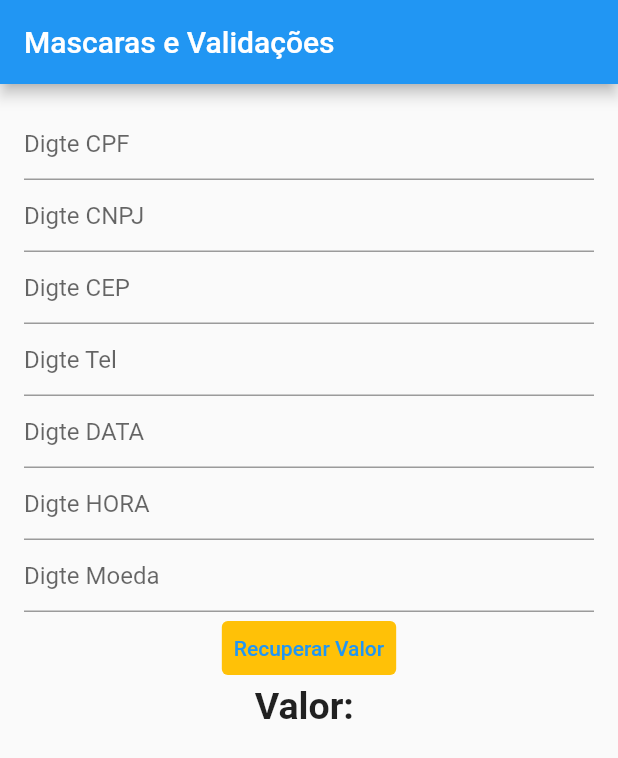
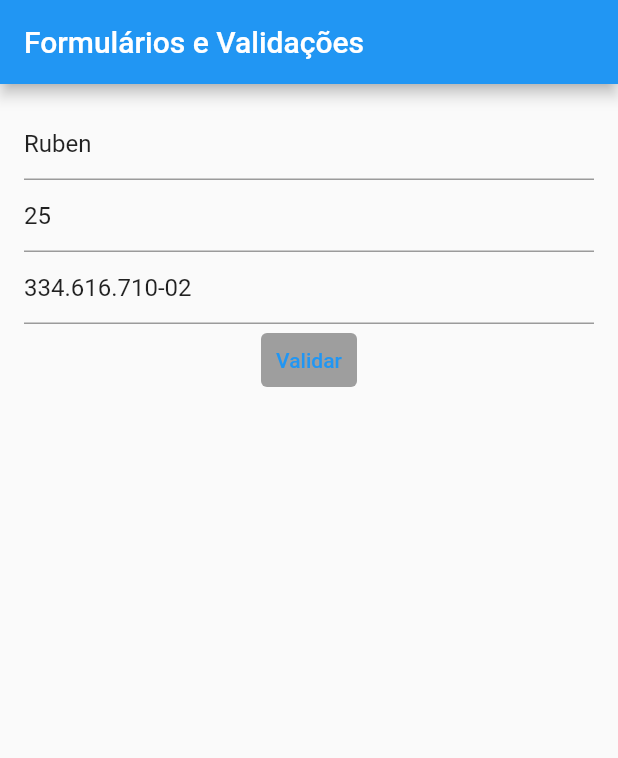
Before and after one commit to RubenManuel24/Usando-M-scara-e-Padr-es, a Flutter app: the screen it shows after launch, on a phone screen of 412 x 824 dp. Shown: the top 758 px of the screen. Run offline on Flutter 3.47's test engine with Material 2 defaults, Android fonts, the phone set to English and light mode, and no system bars; our stand-ins replace brasil_fields; missing offline and left inert: validadores.

Commit message:
Exemplo de Criacao de Formularios e valiadcoes

```diff
--- /dev/null
+++ b/lib/formularios.dart
@@ -0,0 +1,155 @@
+import 'package:brasil_fields/brasil_fields.dart';
+import 'package:flutter/material.dart';
+import 'package:flutter/services.dart';
+import 'package:validadores/validadores.dart';
+class Formulario extends StatefulWidget {
+  const Formulario({super.key});
+
+  @override
+  State<Formulario> createState() => _FormularioState();
+}
+
+class _FormularioState extends State<Formulario> {
+  TextEditingController _controllerNome = TextEditingController(text: "Ruben");
+  TextEditingController _controllerIdade = TextEditingController(text: "25");
+  TextEditingController _controllerCPF = TextEditingController(text: "334.616.710-02");
+
+  final _formKey = GlobalKey<FormState>();
+  String _mensagen = "";
+
+  var _nome;
+  var _idade;
+  var _CPF;
+
+  @override
+  Widget build(BuildContext context) {
+    return Scaffold(
+      appBar: AppBar(
+        title: Text("Formulários e Validações"),
+      ),
+      body: SingleChildScrollView(
+        child: Container(
+          padding: EdgeInsets.all(16),
+          child: Form(
+            //Quando estamos utilizar Formulario, devemos utilizar uma
+            //chave KEY, é com ela que será feita as validacoes
+            key: _formKey,
+            child: Column(
+             children: [
+
+              TextFormField(
+                controller: _controllerNome,
+                onSaved: (valor){
+                   _nome = valor;
+                },
+                keyboardType: TextInputType.text,
+                decoration: InputDecoration(
+                  hintText: "Digite seu nome"
+                ),
+                //captura o que usuario digitou
+                validator: (value){
+
+                  /*if( value!.isEmpty){
+                      return "O campo é obrigatório";
+                  }
+
+                  if( value.length < 5){
+                      return "Digite ao menos 5 caracters";
+                  }
+                  else{
+                      return null;
+                  }*/
+
+                  return Validador()
+                  //Se nao preeencher terá uma mensagem Campo obrigatorio!
+                  // e se o CPF for inválido CPF Inválidao
+                  .add(Validar.OBRIGATORIO , msg: "Campo obrigatorio!")
+                  .minLength(5, msg: "Mínimo de 5 caracteres")
+                  .maxLength(100, msg: "Máximo de 100 caracteres")
+                  .valido(value);
+
+                },
+              ),
+
+              TextFormField(
+                controller: _controllerIdade,
+                onSaved: (valor){
+                   _idade = valor;
+                },
+                keyboardType: TextInputType.number,
+                decoration: InputDecoration(
+                  hintText: "Digite tua idade"
+                ),
+                //captura o que usuario digitou
+                validator: (value){
+
+                   return Validador()
+                  //Se nao preeencher terá uma mensagem Campo obrigatorio!
+                  // e se o CPF for inválido CPF Inválidao
+                  .add(Validar.OBRIGATORIO , msg: "Campo obrigatorio!")
+                  .valido(value);
+
+                },
+              ),
+
+              TextFormField(
+                controller: _controllerCPF,
+                onSaved: (valor){
+                   _CPF = valor;
+                },
+                keyboardType: TextInputType.number,
+                inputFormatters: [
+                  FilteringTextInputFormatter.digitsOnly,
+                  CpfInputFormatter()
+                  ],
+                decoration: InputDecoration(
+                  hintText: "Digite seu CPF"
+                ),
+                //captura o que usuario digitou
+                validator: (value){
+                  /*
+                  if( value!.isEmpty){
+                      return "O campo é obrigatório";
+                  }*/
+                  return Validador()
+                  //Se nao preeencher terá uma mensagem Campo obrigatorio!
+                  // e se o CPF for inválido CPF Inválidao
+                  .add(Validar.OBRIGATORIO , msg: "Campo obrigatorio!")
+                  .add(Validar.CPF, msg:  "CPF Inválidao")
+                  .valido(value);
+                },
+              ),
+
+              TextButton(
+                onPressed: (){
+
+                 if( _formKey.currentState!.validate() == true){
+                      _formKey.currentState!.save();
+
+                  setState(() {
+                    /*
+                    String _nome = _controllerNome.text;
+                    String _idade = _controllerIdade.text;
+                    String _CPF = _controllerCPF.text;
+                    */
+                    _mensagen = "Nome: $_nome, Idade: $_idade, CPF: $_CPF";
+                  });
+
+                 }
+
+                },
+                child: Text("Validar"),
+                style: TextButton.styleFrom(backgroundColor: Colors.grey),
+                ),
+                Text(
+                   _mensagen
+                )
+
+             ],
+          ),
+         )
+        )
+      ),
+    );
+}
+}
--- a/lib/main.dart
+++ b/lib/main.dart
@@ -1,10 +1,11 @@
 import 'package:flutter/material.dart';
+import 'package:mascara_campos/formularios.dart';
 import 'package:mascara_campos/home.dart';
 
 void main() {
   runApp(MaterialApp(
     title: "Mascaras e Validações",
-    home: Home(),
+    home:Formulario(),
     debugShowCheckedModeBanner: !true,
   ));
 }
--- a/pubspec.yaml
+++ b/pubspec.yaml
@@ -36,6 +36,7 @@ dependencies:
   cupertino_icons: ^1.0.2
   brasil_fields: ^1.8.0
   intl: ^0.17.0
+  validadores: ^1.0.5
 
 dev_dependencies:
   flutter_test:
```
Also changed, not shown: pubspec.lock, 77 other files.
